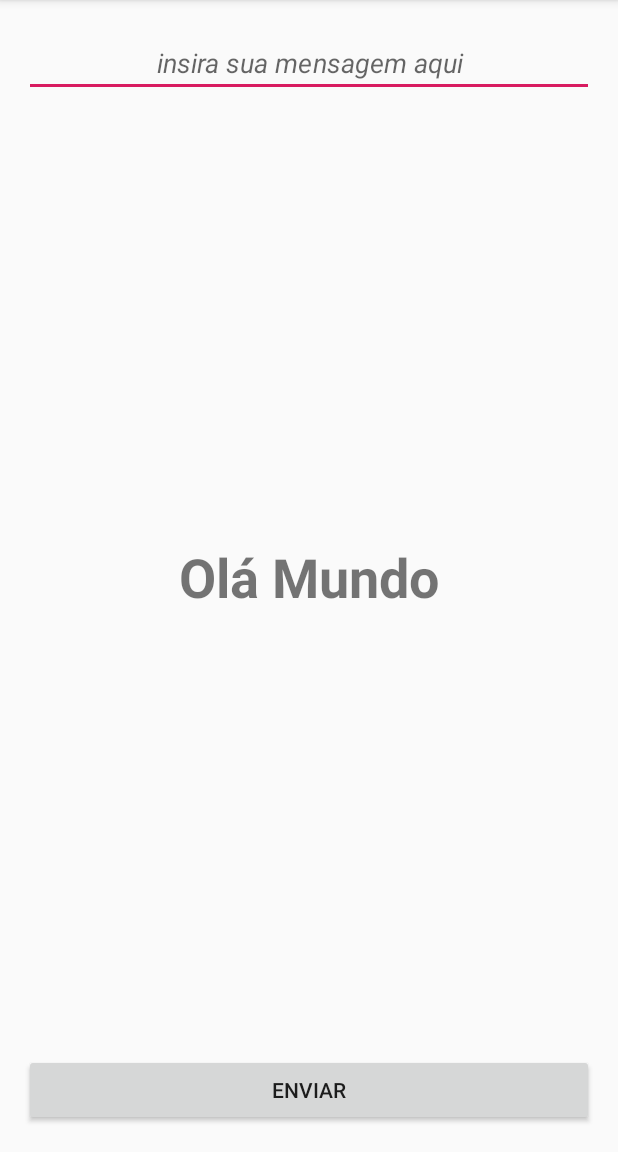
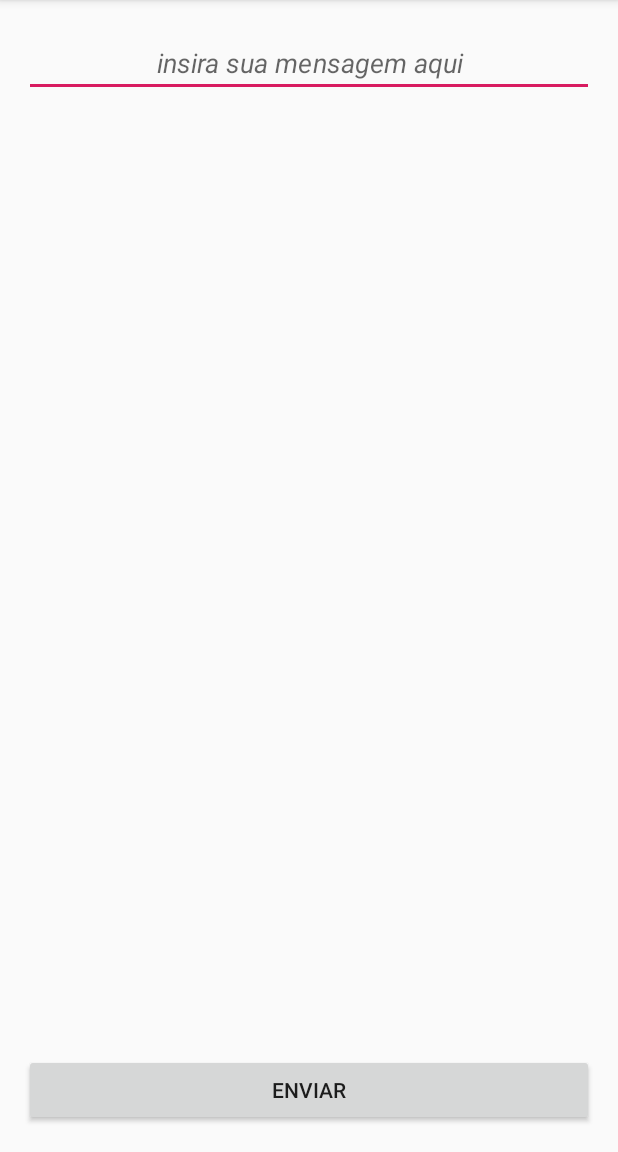
Before and after one commit to Faracoeng/Android-Studio, an Android app: the screen it shows after launch (MainActivity), after a tap on "ENVIAR", on a phone screen of 412 x 824 dp, the part 84-1236 px from its top. Run offline under Robolectric (Android 15) with nearby library versions, the phone set to English and light mode, and no system bars.

Commit message:
primeiro app finalizado

```diff
--- a/AndroidStudioProjects/App_Teste/app/src/main/java/com/example/app_teste/MainActivity.java
+++ b/AndroidStudioProjects/App_Teste/app/src/main/java/com/example/app_teste/MainActivity.java
@@ -5,6 +5,8 @@ import androidx.appcompat.app.AppCompatActivity;
 import android.os.Bundle;
 import android.util.Log;
 import android.view.View;
+import android.widget.EditText;
+import android.widget.TextView;
 
 public class MainActivity extends AppCompatActivity {
     private static final String TAG = MainActivity.class.getSimpleName();
@@ -18,5 +20,11 @@ public class MainActivity extends AppCompatActivity {
     }
 
     public void alterarTexto(View view) {
+        // Pegar o texto da caixaDeTexto
+        EditText caixa = findViewById(R.id.caixaTexto); //R significa RESOURCES, são os recursos da Tela que estamos criando
+        String texto = caixa.getText().toString();
+        // Colocando mensagem na tela de saida
+        TextView mensagem = findViewById(R.id.mensagemTela);
+        mensagem.setText(texto);
     }
 }
```
